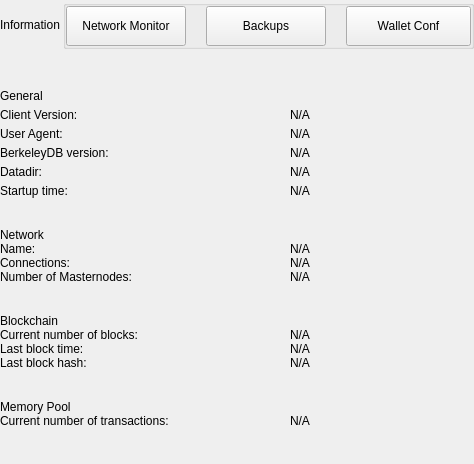
Above: src/qt/rpdchain/settings/forms/settingsinformationwidget.ui from cimelli/RpdSource before the change. Below: the same form after it.
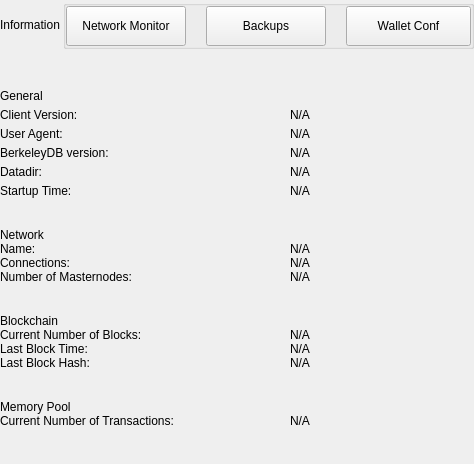
That is the form after the change.

Patch:
```diff
--- a/src/qt/rpdchain/settings/forms/settingsinformationwidget.ui
+++ b/src/qt/rpdchain/settings/forms/settingsinformationwidget.ui
@@ -401,7 +401,7 @@
                 </size>
                </property>
                <property name="text">
-                <string>Startup time:</string>
+                <string>Startup Time:</string>
                </property>
               </widget>
              </item>
@@ -620,7 +620,7 @@
              </size>
             </property>
             <property name="text">
-             <string>Current number of blocks:</string>
+             <string>Current Number of Blocks:</string>
             </property>
            </widget>
           </item>
@@ -659,7 +659,7 @@
              </size>
             </property>
             <property name="text">
-             <string>Last block time:</string>
+             <string>Last Block Time:</string>
             </property>
            </widget>
           </item>
@@ -711,7 +711,7 @@
               </size>
              </property>
              <property name="text">
-              <string>Last block hash:</string>
+              <string>Last Block Hash:</string>
              </property>
             </widget>
            </item>
@@ -774,7 +774,7 @@
              </size>
             </property>
             <property name="text">
-             <string>Current number of transactions:</string>
+             <string>Current Number of Transactions:</string>
             </property>
            </widget>
           </item>
```
